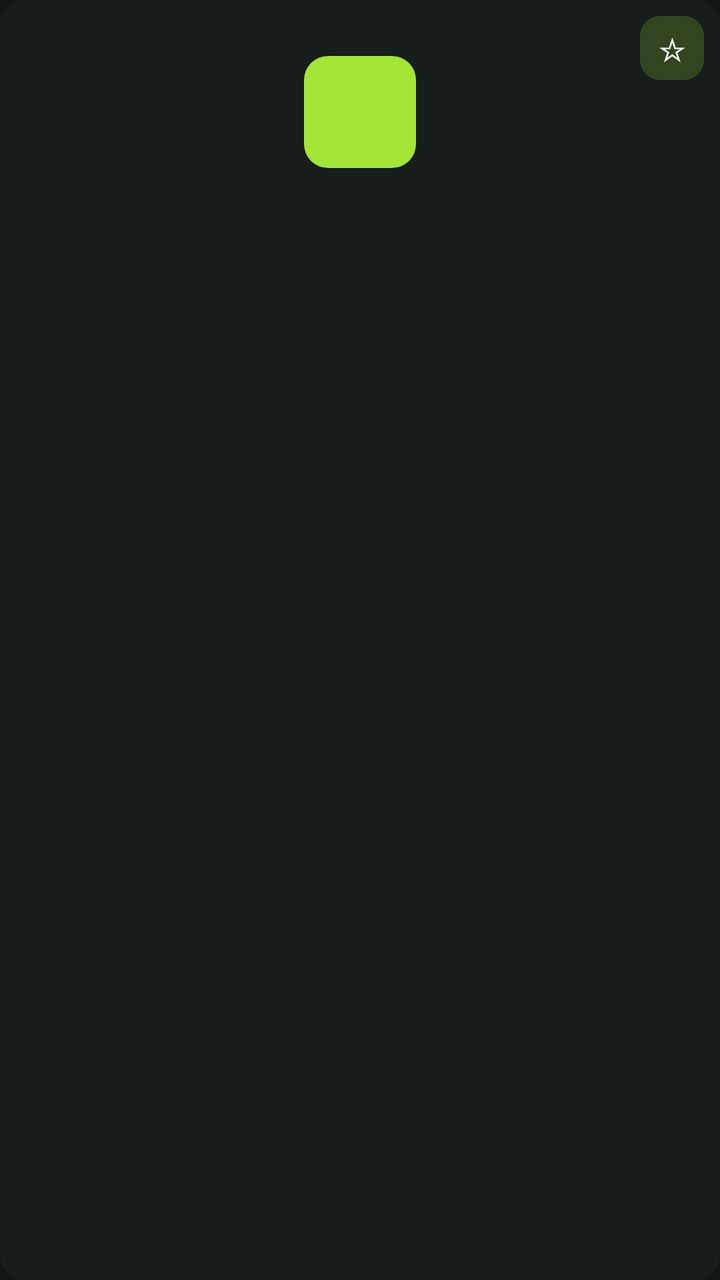
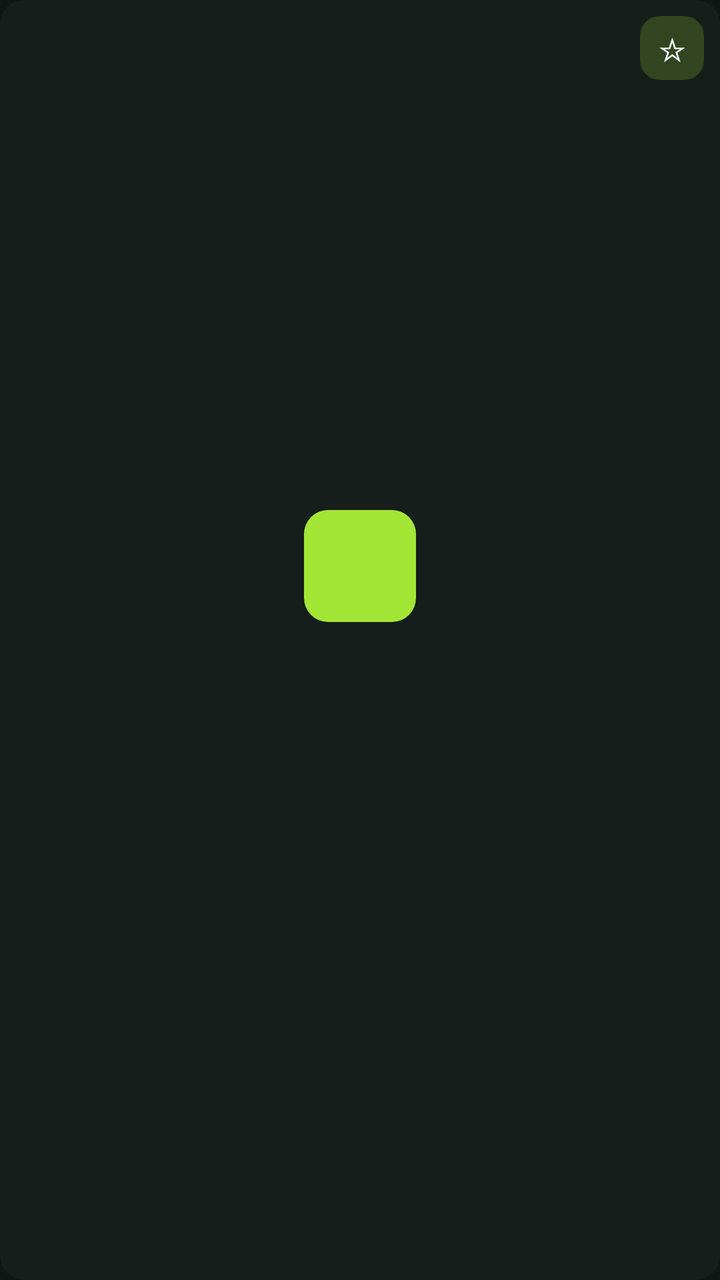

Before-and-after screenshots of an Android layout around one commit, followed by the original layout XML and the change that was made.
<!-- AndroidManifest.xml: application theme Theme.VovoFit -->
<!-- res/layout/item_drive_card.xml -->
<?xml version="1.0" encoding="utf-8"?>
<com.google.android.material.card.MaterialCardView xmlns:android="http://schemas.android.com/apk/res/android"
    xmlns:app="http://schemas.android.com/apk/res-auto"
    android:id="@+id/drive_card_root"
    android:layout_width="@dimen/drive_card_width"
    android:layout_height="wrap_content"
    android:layout_marginEnd="@dimen/rail_gap"
    android:clickable="true"
    android:focusable="true"
    android:focusableInTouchMode="true"
    android:foreground="?attr/selectableItemBackground"
    app:cardCornerRadius="@dimen/radius_md"
    app:cardElevation="@dimen/elevation_0"
    app:cardBackgroundColor="@color/tile_bg"
    app:strokeWidth="0dp"
    app:strokeColor="@color/tile_focus_ring">

    <LinearLayout
        android:layout_width="match_parent"
        android:layout_height="wrap_content"
        android:orientation="vertical">

        
        <FrameLayout
            android:layout_width="match_parent"
            android:layout_height="@dimen/drive_tile_height">

            <View
                android:id="@+id/drive_bg"
                android:layout_width="match_parent"
                android:layout_height="match_parent"
                android:background="@color/tile_bg" />

            <ImageView
                android:id="@+id/drive_cover"
                android:layout_width="match_parent"
                android:layout_height="match_parent"
                android:importantForAccessibility="no"
                android:scaleType="centerCrop"
                android:visibility="gone" />

            <TextView
                android:id="@+id/drive_icon"
                android:layout_width="56dp"
                android:layout_height="56dp"
                android:layout_gravity="center"
                android:background="@drawable/drive_icon_bg"
                android:gravity="center"
                android:textColor="@color/drive_icon_tile_text"
                android:textSize="28sp"
                android:textStyle="bold" />

            
            <TextView
                android:id="@+id/drive_fav_star"
                android:layout_width="32dp"
                android:layout_height="32dp"
                android:layout_gravity="top|end"
                android:layout_marginTop="@dimen/spacing_sm"
                android:layout_marginEnd="@dimen/spacing_sm"
                android:background="@drawable/badge_resume"
                android:clickable="true"
                android:contentDescription="@string/fav_desc"
                android:focusable="true"
                android:focusableInTouchMode="true"
                android:gravity="center"
                android:text="☆"
                android:textColor="@color/tile_title"
                android:textSize="16sp" />
        </FrameLayout>

        
        <LinearLayout
            android:layout_width="match_parent"
            android:layout_height="wrap_content"
            android:orientation="vertical"
            android:paddingHorizontal="@dimen/spacing_md"
            android:paddingTop="@dimen/spacing_sm"
            android:paddingBottom="@dimen/spacing_md">

            <TextView
                android:id="@+id/drive_name"
                android:layout_width="match_parent"
                android:layout_height="wrap_content"
                android:ellipsize="end"
                android:maxLines="2"
                android:textColor="@color/tile_title"
                android:textSize="@dimen/text_drive_name"
                android:textStyle="bold" />

            <TextView
                android:id="@+id/drive_meta"
                android:layout_width="match_parent"
                android:layout_height="wrap_content"
                android:layout_marginTop="2dp"
                android:ellipsize="end"
                android:maxLines="1"
                android:textColor="@color/tile_subtitle"
                android:textSize="@dimen/text_drive_meta" />
        </LinearLayout>
    </LinearLayout>
</com.google.android.material.card.MaterialCardView>
<!-- resources referenced by this layout -->
<resources>
  <color name="drive_icon_tile_text">#FF1A0A0F</color>
  <color name="tile_bg">#FF171D1B</color>
  <color name="tile_focus_ring">#FFA3E635</color>
  <color name="tile_subtitle">#FFBCC4BE</color>
  <color name="tile_title">#FFFFFFFF</color>
  <dimen name="drive_card_width">128dp</dimen>
  <dimen name="drive_tile_height">112dp</dimen>
  <dimen name="elevation_0">0dp</dimen>
  <dimen name="radius_md">12dp</dimen>
  <dimen name="rail_gap">12dp</dimen>
  <dimen name="spacing_md">12dp</dimen>
  <dimen name="spacing_sm">8dp</dimen>
  <dimen name="text_drive_meta">12sp</dimen>
  <dimen name="text_drive_name">14sp</dimen>
  <!-- drawable badge_resume (drawable) -->
  <?xml version="1.0" encoding="utf-8"?>
  <shape xmlns:android="http://schemas.android.com/apk/res/android"
      android:shape="rectangle">
      <solid android:color="#33A3E635" />
      <corners android:radius="10dp" />
  </shape>
  <!-- drawable drive_icon_bg (drawable) -->
  <?xml version="1.0" encoding="utf-8"?>
  <shape xmlns:android="http://schemas.android.com/apk/res/android"
      android:shape="rectangle">
      <solid android:color="@color/drive_icon_tile" />
      <corners android:radius="@dimen/radius_md" />
  </shape>
  <string name="fav_desc">Adicionar à Minha lista</string>
  <color name="drive_icon_tile">#FFA3E635</color>
  <color name="md_primary">#FFA3E635</color>
  <color name="md_on_primary">#FF1A0A0F</color>
  <color name="md_primary_container">#FF223526</color>
  <color name="md_on_primary_container">#FFD7F5A0</color>
  <color name="md_secondary">#FF8FAE9B</color>
  <color name="md_on_secondary">#FF12211A</color>
  <color name="md_secondary_container">#FF24382E</color>
  <color name="md_on_secondary_container">#FFCFE8DB</color>
  <color name="md_background">#FF101614</color>
  <color name="md_surface">#FF171D1B</color>
  <color name="md_surface_variant">#FF232A26</color>
  <color name="md_on_background">#FFEAEAF0</color>
  <color name="md_on_surface">#FFEAEAF0</color>
  <color name="md_on_surface_variant">#FFBCC4BE</color>
  <color name="md_outline">#FF3E4741</color>
  <color name="md_outline_variant">#FF2A312D</color>
  <color name="md_error">#FFCF6679</color>
  <color name="md_on_error">#FF600014</color>
  <style name="Widget.Meggy.CardView" parent="Widget.Material3.CardView.Filled">
          <item name="cardBackgroundColor">@color/md_surface_container</item>
          <item name="cardCornerRadius">20dp</item>
          <item name="cardElevation">2dp</item>
          <item name="contentPadding">0dp</item>
          <item name="strokeWidth">0dp</item>
      </style>
  <color name="md_surface_container">#FF1B211E</color>
  <!-- unchanged entries left out for length: 1 -->
</resources>

<!-- the commit's change to res/layout/item_drive_card.xml (unified diff, before → after) -->
@@ -3,7 +3,7 @@
     xmlns:app="http://schemas.android.com/apk/res-auto"
     android:id="@+id/drive_card_root"
     android:layout_width="@dimen/drive_card_width"
-    android:layout_height="wrap_content"
+    android:layout_height="@dimen/drive_card_height"
     android:layout_marginEnd="@dimen/rail_gap"
     android:clickable="true"
     android:focusable="true"
@@ -17,13 +17,14 @@
 
     <LinearLayout
         android:layout_width="match_parent"
-        android:layout_height="wrap_content"
+        android:layout_height="match_parent"
         android:orientation="vertical">
 
         
         <FrameLayout
             android:layout_width="match_parent"
-            android:layout_height="@dimen/drive_tile_height">
+            android:layout_height="0dp"
+            android:layout_weight="1">
 
             <View
                 android:id="@+id/drive_bg"
@@ -84,6 +85,7 @@
                 android:layout_height="wrap_content"
                 android:ellipsize="end"
                 android:maxLines="2"
+                android:minLines="2"
                 android:textColor="@color/tile_title"
                 android:textSize="@dimen/text_drive_name"
                 android:textStyle="bold" />
<!-- resource entries referenced after the edit -->
@@ -5,8 +5,8 @@
   <color name="tile_focus_ring">#FFA3E635</color>
   <color name="tile_subtitle">#FFBCC4BE</color>
   <color name="tile_title">#FFFFFFFF</color>
+  <dimen name="drive_card_height">210dp</dimen>
   <dimen name="drive_card_width">128dp</dimen>
-  <dimen name="drive_tile_height">112dp</dimen>
   <dimen name="elevation_0">0dp</dimen>
   <dimen name="radius_md">12dp</dimen>
   <dimen name="rail_gap">12dp</dimen>
